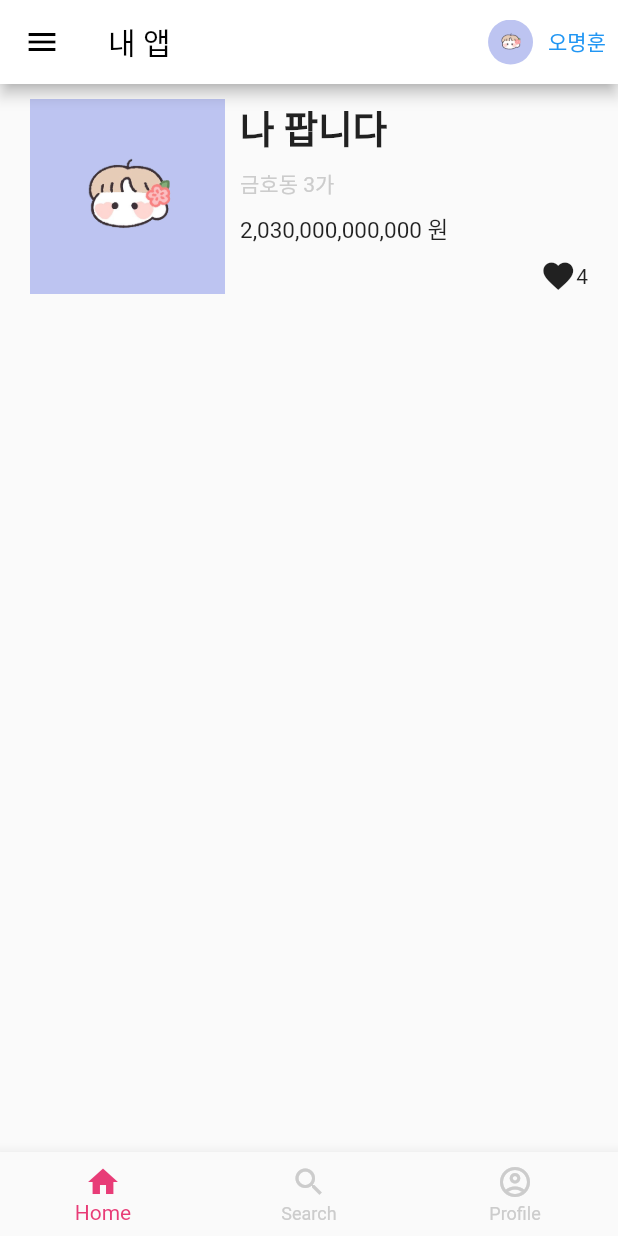
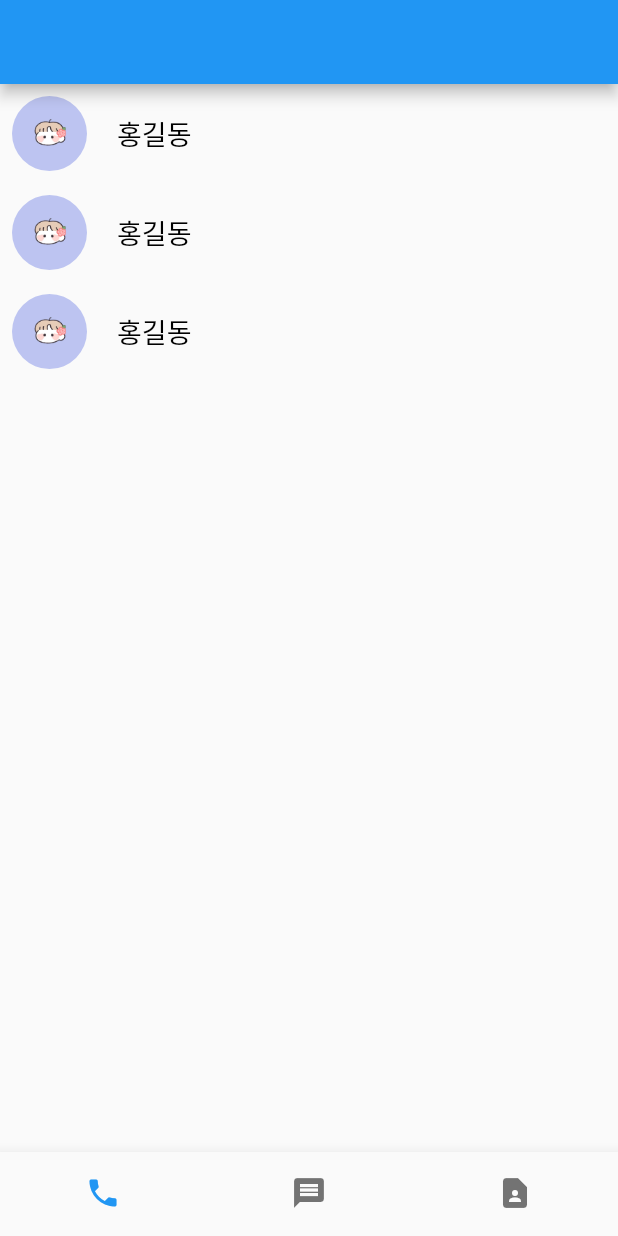
Before and after one commit to omh02033/flutterStudy, a Flutter app: the screen it shows after launch, on a phone screen of 412 x 824 dp. Run offline on Flutter 3.47's test engine with Material 2 defaults, Android fonts, the light colour scheme and no system bars.

Commit message:
feat: study

```diff
--- a/lib/main.dart
+++ b/lib/main.dart
@@ -9,75 +9,62 @@ class MyApp extends StatelessWidget {
   Widget build(BuildContext context) {
     return MaterialApp(
       home: Scaffold(
-        appBar: AppBar(
-          leading: Icon(Icons.menu, color: Colors.black),
-          title: Text('내 앱', style: TextStyle(
-            color: Colors.black,
-          ),),
-          actions: [
-            TextButton(
-              onPressed: (){print('clicked');},
-              child: Row(
-                children: [
-                  ClipRRect(
-                    borderRadius: BorderRadius.circular(50),
-                    child: Image.asset('assets/background.png', width: 30),
-                  ),
-                  SizedBox(width: 10),
-                  Text('오명훈')
-                ],
-              )
-            ),
-          ],
-          backgroundColor: Colors.white,
-        ),
-        body: Container(
-          height: 150,
-          padding: EdgeInsets.all(10),
-          child: Row(
-            children: [
-              Image.asset('assets/background.png', width: 150),
-              Expanded(
-                child: Container(
-                  padding: EdgeInsets.fromLTRB(0, 0, 10, 0),
-                  child: Column(
-                    mainAxisAlignment: MainAxisAlignment.spaceBetween,
-                    crossAxisAlignment: CrossAxisAlignment.start,
-                    children: [
-                      Text('나 팝니다', style: TextStyle(
-                        fontWeight: FontWeight.w700,
-                        fontSize: 25
-                      )),
-                      Text('금호동 3가', style: TextStyle(
-                        color: Color(0xffcccccc)
-                      )),
-                      Text('2,030,000,000,000 원', style: TextStyle(
-                        fontSize: 15
-                      ),),
-                      Row(
-                        mainAxisAlignment: MainAxisAlignment.end,
-                        children: [
-                          Icon(Icons.favorite),
-                          Text('4')
-                        ],
-                      )
-                    ],
-                  ),
-                )
-              )
-            ],
-          ),
-        ),
-        bottomNavigationBar: BottomNavigationBar(
-          selectedItemColor: Color(0xffE83C77),
-          unselectedItemColor: Color(0xffcccccc),
-          items: [
-            BottomNavigationBarItem(label: 'Home', icon: Icon(Icons.home)),
-            BottomNavigationBarItem(label: 'Search', icon: Icon(Icons.search)),
-            BottomNavigationBarItem(label: 'Profile', icon: Icon(Icons.account_circle_outlined)),
+        appBar: AppBar(),
+        body: ListView(
+          children: [
+            UserField(),
+            UserField(),
+            UserField(),
           ],
         ),
+        bottomNavigationBar: BottomNavigation(),
+      )
+    );
+  }
+}
+
+class UserField extends StatelessWidget {
+  const UserField({Key? key}) : super(key: key);
+
+  @override
+  Widget build(BuildContext context) {
+    return TextButton(
+      // padding: EdgeInsets.all(10),
+      onPressed: () { print("Hello"); },
+      child: Row(
+        children: [
+          ClipRRect(
+            borderRadius: BorderRadius.circular(50),
+            child: Image.asset('assets/background.png', width: 50),
+          ),
+          SizedBox(
+            width: 20
+          ),
+          Text('홍길동', style: TextStyle(
+            fontSize: 18,
+            color: Colors.black
+          ),)
+        ],
       ),
     );
   }
 }
+
+class BottomNavigation extends StatelessWidget {
+  const BottomNavigation({Key? key}) : super(key: key);
+
+  @override
+  Widget build(BuildContext context) {
+    return Material(
+      child: BottomNavigationBar(
+      showUnselectedLabels: false,
+      showSelectedLabels: false,
+      items: [
+        BottomNavigationBarItem(icon: Icon(Icons.phone), label:'phone'),
+        BottomNavigationBarItem(icon: Icon(Icons.message), label:'message'),
+        BottomNavigationBarItem(icon: Icon(Icons.contact_page), label:'document'),
+      ],
+    ),
+    );
+  }
+}
```
Also changed, not shown: 6 other files.
